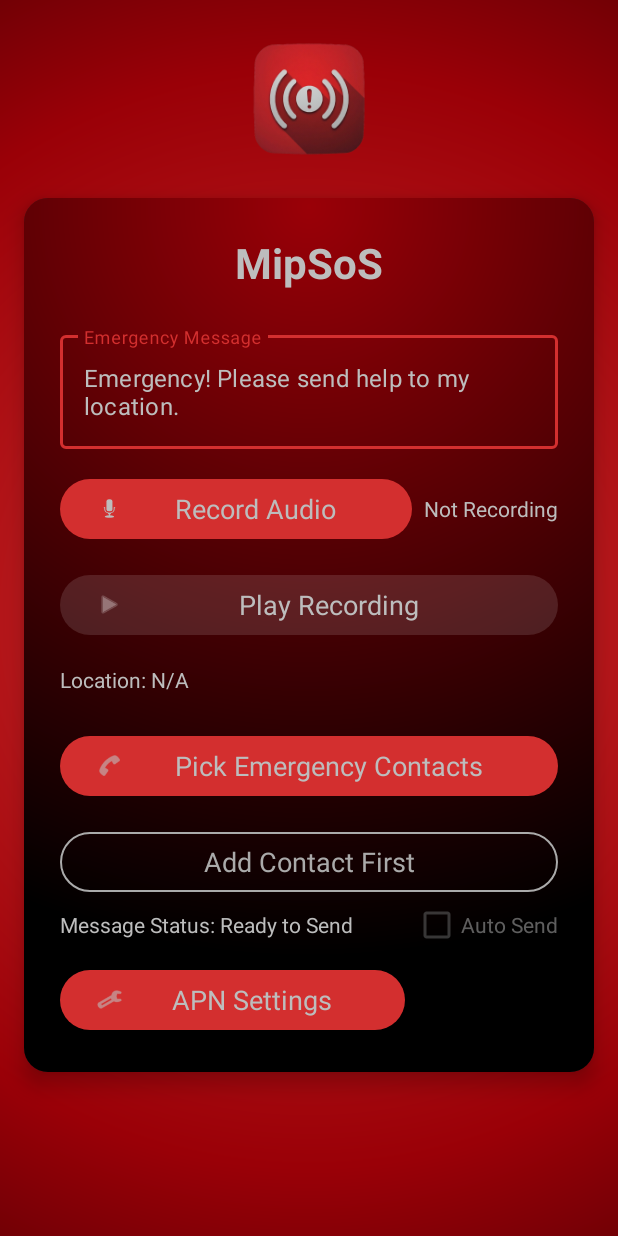
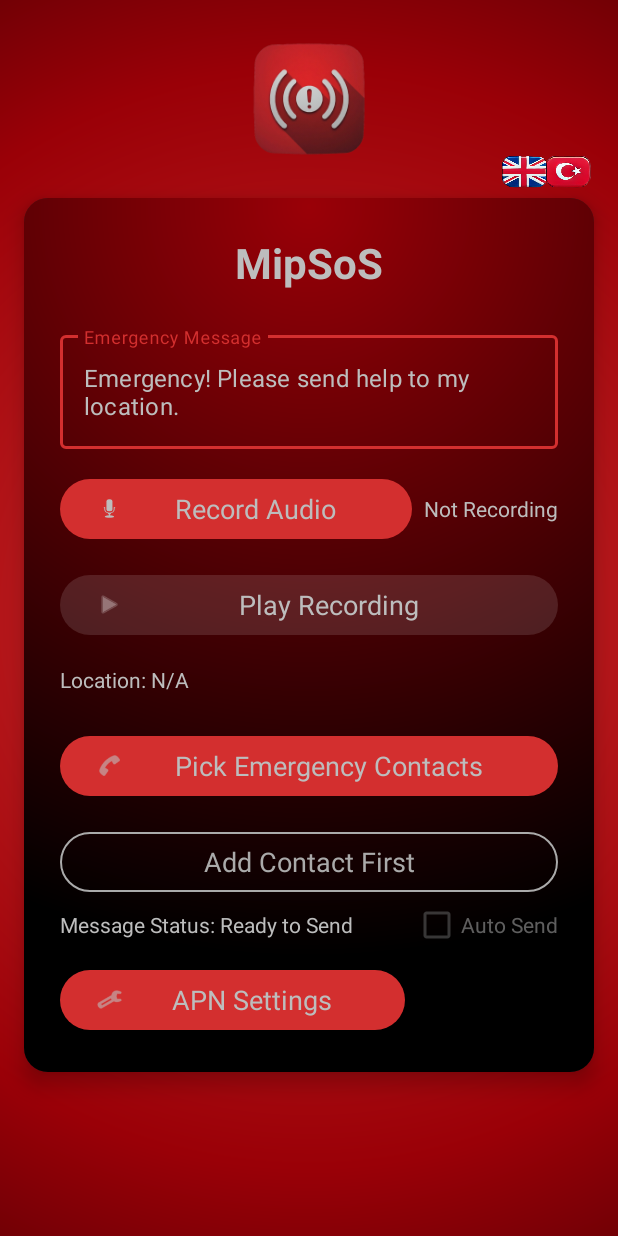
Before and after one commit to kaanaldemir/MipSoS, an Android app: the screen it shows after launch (MainActivity), on a phone screen of 412 x 824 dp. Run offline under Robolectric (Android 15) with nearby library versions, the phone set to English and light mode, and no system bars.

Commit message:
Language Switcher Icon

```diff
--- a/app/src/main/res/layout/activity_main.xml
+++ b/app/src/main/res/layout/activity_main.xml
@@ -4,6 +4,20 @@
     android:layout_width="match_parent"
     android:layout_height="match_parent"
     android:background="@drawable/gradient_background">
+
+    <ImageButton
+        android:id="@+id/languageSwitchButton"
+        android:layout_width="60dp"
+        android:layout_height="21dp"
+        android:layout_above="@+id/cardView"
+        android:layout_below="@+id/appIcon"
+        android:layout_alignEnd="@+id/cardView"
+        android:layout_marginStart="78dp"
+        android:layout_marginTop="-12dp"
+        android:layout_marginEnd="1dp"
+        android:layout_marginBottom="-9dp"
+        android:layout_toEndOf="@+id/appIcon"
+        android:background="@drawable/language_switch" />
 
     <ImageView
         android:id="@+id/appIcon"
```
Also changed, not shown: app/src/main/res/drawable/language_switch.png (added), 1 other file.
